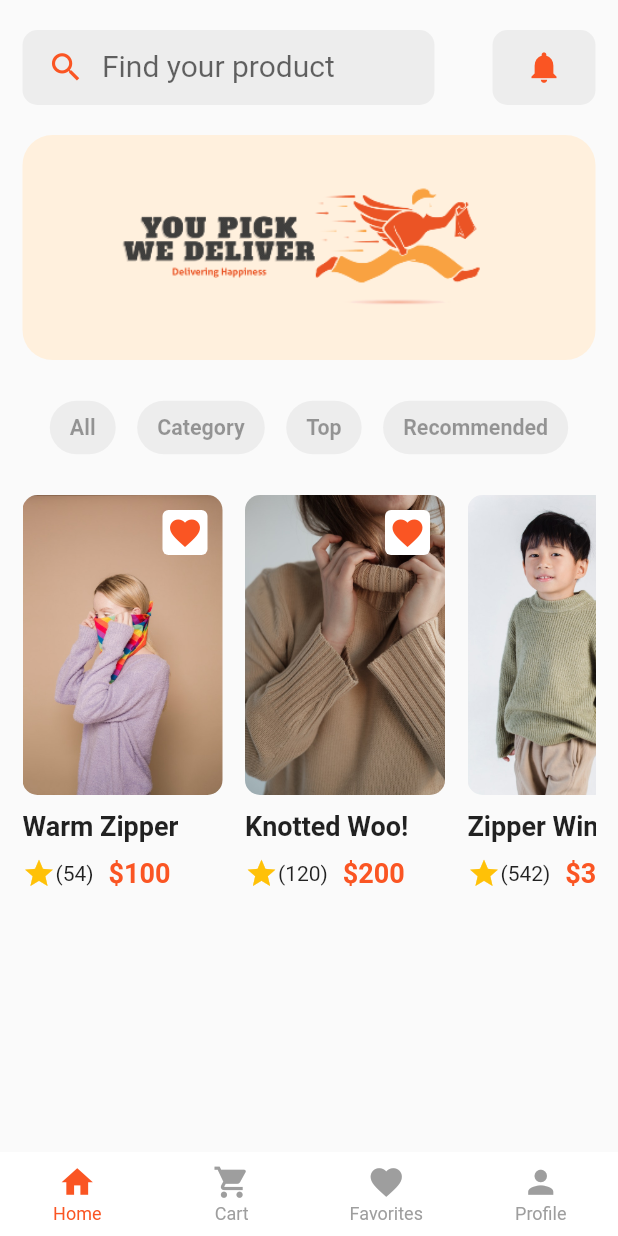
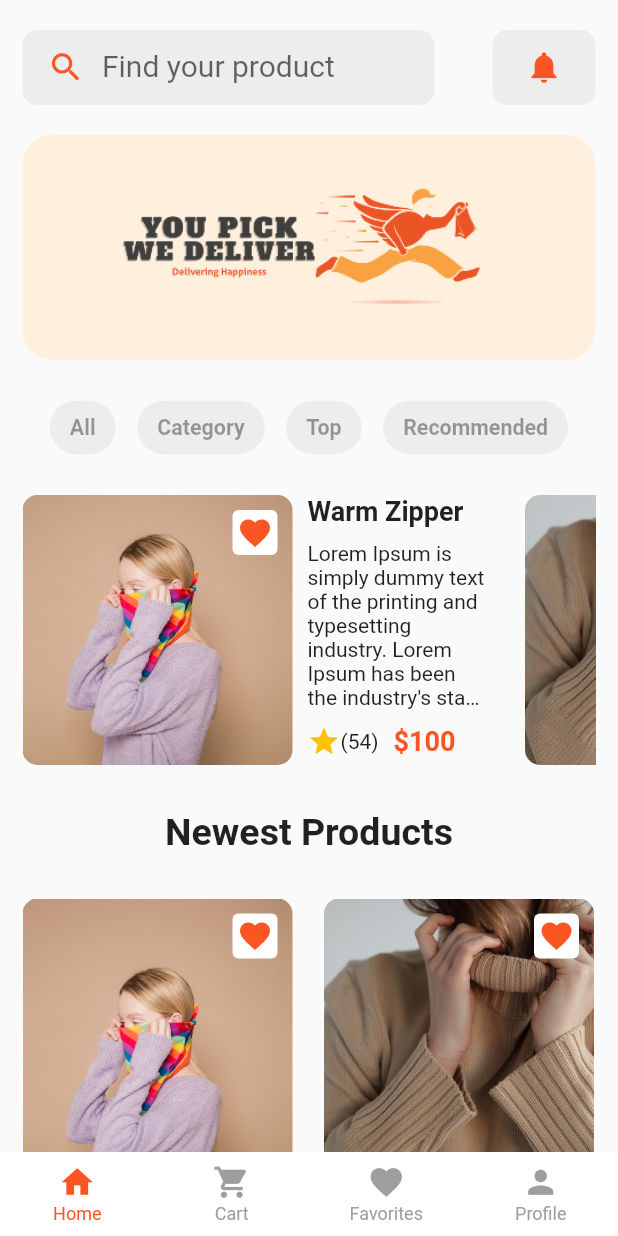
Before and after one commit to dimalepel/shopping_app, a Flutter app: the screen it shows after launch, on a phone screen of 412 x 824 dp. Run offline on Flutter 3.47's test engine with Material 2 defaults, Android fonts, the light colour scheme and no system bars; drawn by our look-alikes of animated_bottom_navigation_bar; our stand-ins replace introduction_screen; missing offline and left inert: sms_otp_auto_verify.

Commit message:
feat: add grid products

```diff
--- a/lib/views/forgot_screen.dart
+++ b/lib/views/forgot_screen.dart
@@ -1,6 +1,5 @@
 import 'package:flutter/material.dart';
 import 'package:shopping_app/views/recovery_screen.dart';
-import 'package:shopping_app/views/signup_screen.dart';
 
 import 'otp_screen.dart';
 
--- a/lib/views/home_screen.dart
+++ b/lib/views/home_screen.dart
@@ -101,7 +101,7 @@ class _HomeScreenState extends State<HomeScreen> {
                           color: Color.fromARGB(255, 250, 85, 35),
                         ),
                       ),
-                    )
+                    ),
                   ],
                 ),
                 const SizedBox(
@@ -151,28 +151,35 @@ class _HomeScreenState extends State<HomeScreen> {
                   ),
                 ),
                 const SizedBox(height: 20,),
-                Container(
-                  height: 280,
+                SizedBox(
+                  height: 200,
                   child: ListView.builder(
                     itemCount: imageList.length,
                     scrollDirection: Axis.horizontal,
                     shrinkWrap: true,
                     itemBuilder: (context, index) {
                       return Container(
-                        margin: EdgeInsets.only(right: 15),
-                        child: Column(
+                        width: 320,
+                        margin: const EdgeInsets.only(right: 15),
+                        child: Row(
                           mainAxisAlignment: MainAxisAlignment.start,
                           crossAxisAlignment: CrossAxisAlignment.start,
                           children: [
                             SizedBox(
-                              height: 200,
+                              height: 180,
+                              width: 180,
                               child: Stack(
                                 children: [
                                   InkWell(
                                     onTap: () {},
                                     child: ClipRRect(
                                       borderRadius: BorderRadius.circular(10),
-                                      child: Image.asset(imageList[index]),
+                                      child: Image.asset(
+                                        imageList[index],
+                                        fit: BoxFit.cover,
+                                        height: 180,
+                                        width: 180,
+                                      ),
                                     ),
                                   ),
                                   Positioned(
@@ -185,7 +192,7 @@ class _HomeScreenState extends State<HomeScreen> {
                                         color: Colors.white,
                                         borderRadius: BorderRadius.circular(4)
                                       ),
-                                      child: Center(
+                                      child: const Center(
                                         child: Icon(
                                           Icons.favorite,
                                           color: Color.fromARGB(255, 250, 85, 35)
@@ -196,36 +203,144 @@ class _HomeScreenState extends State<HomeScreen> {
                                 ],
                               ),
                             ),
-                            SizedBox(height: 10,),
+                            const SizedBox(height: 10,),
+                            Padding(
+                              padding: const EdgeInsets.only(left: 10),
+                              child: Column(
+                                crossAxisAlignment: CrossAxisAlignment.start,
+                                children: [
+                                  Text(
+                                    productTitles[index],
+                                    style: const TextStyle(
+                                        fontSize: 18,
+                                        fontWeight: FontWeight.bold,
+                                    ),
+                                  ),
+                                  const SizedBox(height: 10,),
+                                  const SizedBox(
+                                    width: 120,
+                                    child: Text(
+                                      'Lorem Ipsum is simply dummy text of the printing and typesetting industry. Lorem Ipsum has been the industry\'s standard dummy text ever since the 1500s.',
+                                      maxLines: 7,
+                                      overflow: TextOverflow.ellipsis,
+                                    ),
+                                  ),
+                                  const SizedBox(height: 10,),
+                                  Row(
+                                    children: [
+                                      const Icon(Icons.star, color: Colors.amber,size: 22,),
+                                      Text('(${reviews[index].toString()})'),
+                                      const SizedBox(width: 10,),
+                                      Text(
+                                        '\$${prices[index].toString()}',
+                                        style: const TextStyle(
+                                            fontSize: 18,
+                                            fontWeight: FontWeight.bold,
+                                            color: Color.fromARGB(255, 250, 85, 35)
+                                        ),
+                                      ),
+                                    ],
+                                  ),
+                                ],
+                              ),
+                            ),
+                          ],
+                        ),
+                      );
+                    }
+                  ),
+                ),
+                const SizedBox(height: 10,),
+                const Text(
+                    'Newest Products',
+                  style: TextStyle(
+                    fontSize: 25,
+                    fontWeight: FontWeight.bold
+                  ),
+                ),
+                const SizedBox(height: 30,),
+                GridView.builder(
+                  itemCount: productTitles.length,
+                    shrinkWrap: true,
+                    physics: const NeverScrollableScrollPhysics(),
+                    gridDelegate: const SliverGridDelegateWithFixedCrossAxisCount(
+                      crossAxisCount: 2,
+                      childAspectRatio: 0.6,
+                      crossAxisSpacing: 20
+                    ),
+                    itemBuilder: (context, index) {
+                      return SizedBox(
+                        width: 200,
+                        child: Column(
+                          mainAxisAlignment: MainAxisAlignment.start,
+                          crossAxisAlignment: CrossAxisAlignment.start,
+                          children: [
+                            SizedBox(
+                              height: 220,
+                              child: Stack(
+                                children: [
+                                  InkWell(
+                                    onTap: () {},
+                                    child: ClipRRect(
+                                      borderRadius: BorderRadius.circular(10),
+                                      child: Image.asset(
+                                        imageList[index],
+                                        width: 180,
+                                        height: 220,
+                                        fit: BoxFit.cover,
+                                      ),
+                                    ),
+                                  ),
+                                  Positioned(
+                                    right: 10,
+                                    top: 10,
+                                    child: Container(
+                                      height: 30,
+                                      width: 30,
+                                      decoration: BoxDecoration(
+                                          color: Colors.white,
+                                          borderRadius: BorderRadius.circular(4)
+                                      ),
+                                      child: const Center(
+                                        child: Icon(
+                                            Icons.favorite,
+                                            color: Color.fromARGB(255, 250, 85, 35)
+                                        ),
+                                      ),
+                                    ),
+                                  ),
+                                ],
+                              ),
+                            ),
+                            const SizedBox(height: 10,),
                             Text(
                               productTitles[index],
-                              style: TextStyle(
-                                fontSize: 18,
-                                fontWeight: FontWeight.bold
+                              style: const TextStyle(
+                                  fontSize: 18,
+                                  fontWeight: FontWeight.bold
                               ),
                             ),
-                            SizedBox(height: 10,),
+                            const SizedBox(height: 10,),
                             Row(
                               children: [
-                                Icon(Icons.star, color: Colors.amber,size: 22,),
+                                const Icon(Icons.star, color: Colors.amber,size: 22,),
                                 Text('(${reviews[index].toString()})'),
-                                SizedBox(width: 10,),
+                                const SizedBox(width: 10,),
                                 Text(
                                   '\$${prices[index].toString()}',
-                                  style: TextStyle(
+                                  style: const TextStyle(
                                       fontSize: 18,
                                       fontWeight: FontWeight.bold,
                                       color: Color.fromARGB(255, 250, 85, 35)
                                   ),
-                                )
+                                ),
                               ],
-                            )
+                            ),
                           ],
                         ),
                       );
-                    }
-                  )
-                )
+                    },
+                ),
               ],
             ),
           ),
--- a/lib/views/login_screen.dart
+++ b/lib/views/login_screen.dart
@@ -63,7 +63,7 @@ class LoginScreen extends StatelessWidget {
                       height: 40,
                     ),
                     ElevatedButton(
-                      onPressed: () => Navigator.push(context, MaterialPageRoute(builder: (context) => HomeScreen())),
+                      onPressed: () => Navigator.push(context, MaterialPageRoute(builder: (context) => const HomeScreen())),
                       style: ElevatedButton.styleFrom(
                           minimumSize: const Size.fromHeight(55),
                           backgroundColor: const Color.fromARGB(255, 250, 85, 35),
--- a/lib/views/onboarding_screen.dart
+++ b/lib/views/onboarding_screen.dart
@@ -49,7 +49,7 @@ class OnboardingScreen extends StatelessWidget {
             footer: Padding(
               padding: const EdgeInsets.only(left: 15, right: 15, top: 30),
               child: ElevatedButton(
-                onPressed: () => Navigator.push(context, MaterialPageRoute(builder: (context) => HomeScreen())),
+                onPressed: () => Navigator.push(context, MaterialPageRoute(builder: (context) => const HomeScreen())),
                 style: ElevatedButton.styleFrom(
                   minimumSize: const Size.fromHeight(55),
                   backgroundColor: const Color.fromARGB(255, 250, 85, 35),
--- a/lib/views/recovery_screen.dart
+++ b/lib/views/recovery_screen.dart
@@ -61,7 +61,7 @@ class _RecoveryScreenState extends State<RecoveryScreen> {
               ),
               const SizedBox(height: 20),
               ElevatedButton(
-                onPressed: () => Navigator.push(context, MaterialPageRoute(builder: (context) => HomeScreen())),
+                onPressed: () => Navigator.push(context, MaterialPageRoute(builder: (context) => const HomeScreen())),
                 style: ElevatedButton.styleFrom(
                     minimumSize: const Size.fromHeight(55),
                     backgroundColor: const Color.fromARGB(255, 250, 85, 35),
--- a/lib/views/signup_screen.dart
+++ b/lib/views/signup_screen.dart
@@ -80,7 +80,7 @@ class SignupScreen extends StatelessWidget {
                       height: 40,
                     ),
                     ElevatedButton(
-                      onPressed: () => Navigator.push(context, MaterialPageRoute(builder: (context) => HomeScreen())),
+                      onPressed: () => Navigator.push(context, MaterialPageRoute(builder: (context) => const HomeScreen())),
                       style: ElevatedButton.styleFrom(
                           minimumSize: const Size.fromHeight(55),
                           backgroundColor: const Color.fromARGB(255, 250, 85, 35),
```
